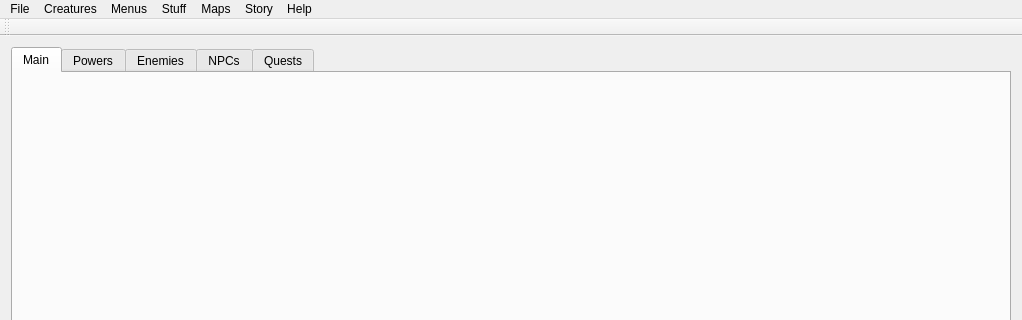
This is mainwindow.ui in igorko/FlareFramework as Qt 5 draws it before an edit; both pictures show x 0 to 1022 and y 0 to 320 of the 1022 by 600 pixel window. The edited form follows.
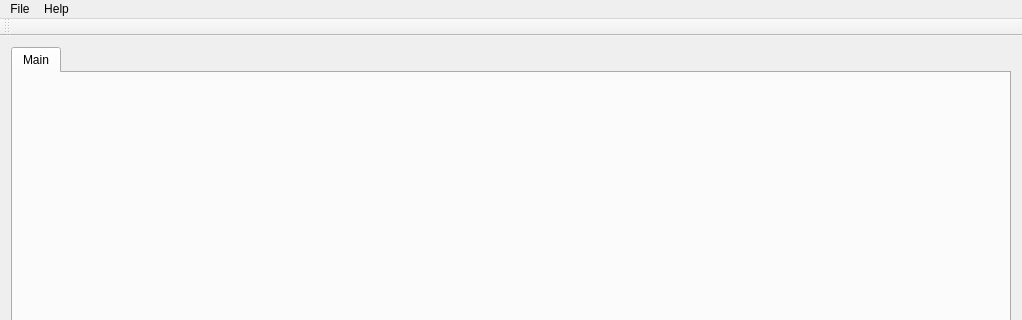
This is the edited form. The open tabs and pages were chosen to show the change.

Commit message: remove old dead code

Diff of the .ui file:
```diff
--- a/mainwindow.ui
+++ b/mainwindow.ui
@@ -37,26 +37,6 @@
         <string>Main</string>
        </attribute>
       </widget>
-      <widget class="QWidget" name="Powers">
-       <attribute name="title">
-        <string>Powers</string>
-       </attribute>
-      </widget>
-      <widget class="QWidget" name="Enemies">
-       <attribute name="title">
-        <string>Enemies</string>
-       </attribute>
-      </widget>
-      <widget class="QWidget" name="NPCs">
-       <attribute name="title">
-        <string>NPCs</string>
-       </attribute>
-      </widget>
-      <widget class="QWidget" name="Quests">
-       <attribute name="title">
-        <string>Quests</string>
-       </attribute>
-      </widget>
      </widget>
     </item>
    </layout>
@@ -67,7 +47,7 @@
      <x>0</x>
      <y>0</y>
      <width>1022</width>
-     <height>26</height>
+     <height>21</height>
     </rect>
    </property>
    <widget class="QMenu" name="menuFile">
@@ -80,62 +60,6 @@
     <addaction name="actionClose_Mod"/>
     <addaction name="actionQuit"/>
    </widget>
-   <widget class="QMenu" name="menuCreatures">
-    <property name="title">
-     <string>Creatures</string>
-    </property>
-    <addaction name="actionAdd_NPC"/>
-    <addaction name="actionAdd_Enemy"/>
-   </widget>
-   <widget class="QMenu" name="menuMenus">
-    <property name="title">
-     <string>Menus</string>
-    </property>
-    <widget class="QMenu" name="menuInterface_Menus">
-     <property name="title">
-      <string>Interface Menus</string>
-     </property>
-     <addaction name="actionLoad_Game"/>
-     <addaction name="actionNew_Game"/>
-     <addaction name="actionSettings_Menu"/>
-    </widget>
-    <widget class="QMenu" name="menuInGame">
-     <property name="title">
-      <string>InGame</string>
-     </property>
-     <addaction name="actionInventory"/>
-     <addaction name="actionCharacter"/>
-     <addaction name="actionPowers"/>
-     <addaction name="actionLog"/>
-     <addaction name="actionXP_Bar"/>
-     <addaction name="actionMana_Bar"/>
-     <addaction name="actionHP_Bar"/>
-     <addaction name="actionEnemy_Bar"/>
-     <addaction name="actionMiniMap"/>
-    </widget>
-    <addaction name="menuInGame"/>
-    <addaction name="menuInterface_Menus"/>
-   </widget>
-   <widget class="QMenu" name="menuStuff">
-    <property name="title">
-     <string>Stuff</string>
-    </property>
-    <addaction name="actionAdd_Power"/>
-    <addaction name="actionAdd_Item"/>
-   </widget>
-   <widget class="QMenu" name="menuMaps">
-    <property name="title">
-     <string>Maps</string>
-    </property>
-    <addaction name="actionCreate_Map"/>
-    <addaction name="actionOpen_Map"/>
-   </widget>
-   <widget class="QMenu" name="menuStory">
-    <property name="title">
-     <string>Story</string>
-    </property>
-    <addaction name="actionAdd_Quest"/>
-   </widget>
    <widget class="QMenu" name="menuHelp">
     <property name="title">
      <string>Help</string>
@@ -143,11 +67,6 @@
     <addaction name="actionAbout"/>
    </widget>
    <addaction name="menuFile"/>
-   <addaction name="menuCreatures"/>
-   <addaction name="menuMenus"/>
-   <addaction name="menuStuff"/>
-   <addaction name="menuMaps"/>
-   <addaction name="menuStory"/>
    <addaction name="menuHelp"/>
   </widget>
   <widget class="QToolBar" name="mainToolBar">
```
Left out of the diff: 2 changed lines with no effect on the pictures. The commit also changes 2 other files.
